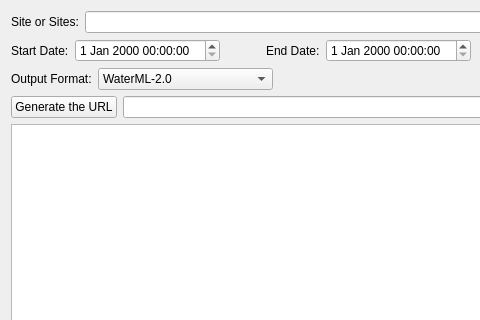
First picture: the form in restdialog.ui, repository scharlton2/REST, before the edit; both pictures show x 0 to 480 and y 0 to 320 of the 806 by 497 pixel window.
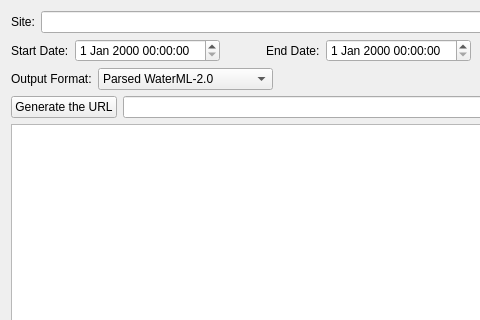
Second picture: the form after the edit.

Commit message: added code to parse the WaterML using DOM

What changed in the file:
```diff
--- a/restdialog.ui
+++ b/restdialog.ui
@@ -19,7 +19,7 @@
      <item>
       <widget class="QLabel" name="siteLabel">
        <property name="text">
-        <string>Site or Sites:</string>
+        <string>Site:</string>
        </property>
       </widget>
      </item>
@@ -92,6 +92,11 @@
      </item>
      <item>
       <widget class="QComboBox" name="formatComboBox">
+       <item>
+        <property name="text">
+         <string>Parsed WaterML-2.0</string>
+        </property>
+       </item>
        <item>
         <property name="text">
          <string>WaterML-2.0</string>
```
Left out of the diff: 8 changed lines with no effect on the pictures. The commit also changes 2 other files.
